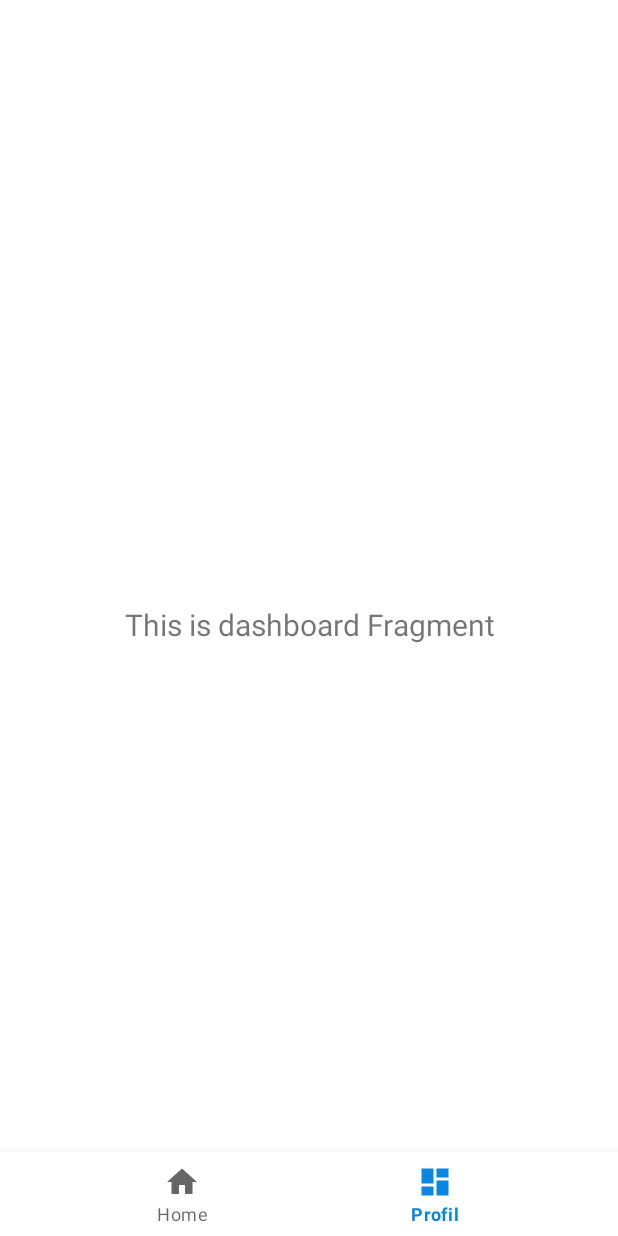
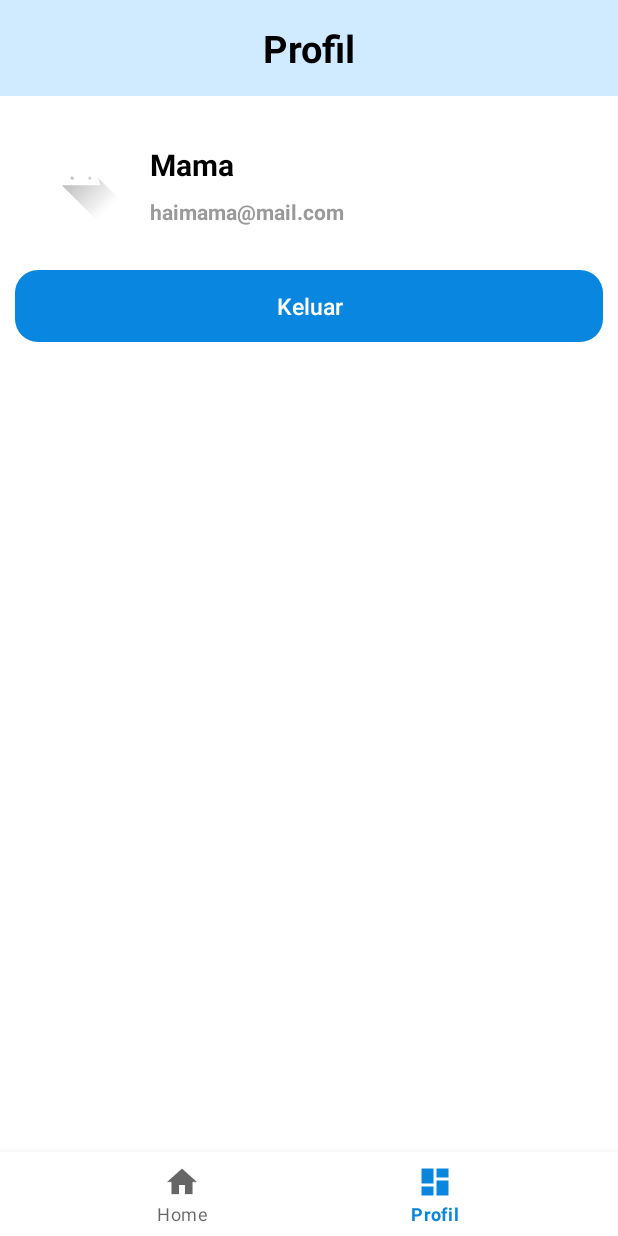
Before and after one commit to MamiSiaga/App, an Android app: the ProfilFragment screen opened through its navigation route, on a phone screen of 412 x 824 dp. Run offline under Robolectric (Android 15) with nearby library versions, the phone set to English and light mode, and no system bars; our stand-ins replace navigation-ui.

Commit message:
add ui profil

```diff
--- a/app/src/main/java/com/mamisiaga/ui/profil/ProfilFragment.kt
+++ b/app/src/main/java/com/mamisiaga/ui/profil/ProfilFragment.kt
@@ -4,7 +4,6 @@ import android.os.Bundle
 import android.view.LayoutInflater
 import android.view.View
 import android.view.ViewGroup
-import android.widget.TextView
 import androidx.fragment.app.Fragment
 import androidx.lifecycle.ViewModelProvider
 import com.mamisiaga.databinding.FragmentProfilBinding
@@ -22,17 +21,16 @@ class ProfilFragment : Fragment() {
         container: ViewGroup?,
         savedInstanceState: Bundle?
     ): View {
-        val dashboardViewModel =
-            ViewModelProvider(this)[ProfilViewModel::class.java]
+//        val dashboardViewModel =
+//            ViewModelProvider(this)[ProfilViewModel::class.java]
 
         _binding = FragmentProfilBinding.inflate(inflater, container, false)
-        val root: View = binding.root
 
-        val textView: TextView = binding.textProfil
-        dashboardViewModel.text.observe(viewLifecycleOwner) {
-            textView.text = it
-        }
-        return root
+//        val textView: TextView = binding.textProfil
+//        dashboardViewModel.text.observe(viewLifecycleOwner) {
+//            textView.text = it
+//        }
+        return binding.root
     }
 
     override fun onDestroyView() {
--- a/app/src/main/res/layout/fragment_profil.xml
+++ b/app/src/main/res/layout/fragment_profil.xml
@@ -6,17 +6,67 @@
     android:layout_height="match_parent"
     tools:context=".ui.profil.ProfilFragment">
 
+    <androidx.constraintlayout.widget.ConstraintLayout
+        android:id="@+id/appBar"
+        style="@style/AppBar"
+        app:layout_constraintTop_toTopOf="parent"
+        app:layout_constraintStart_toStartOf="parent"
+        app:layout_constraintEnd_toEndOf="parent">
+
+        <TextView
+            android:layout_width="wrap_content"
+            android:layout_height="wrap_content"
+            android:text="@string/title_profil"
+            style="@style/SmallHeader"
+            app:layout_constraintStart_toStartOf="@id/appBar"
+            app:layout_constraintEnd_toEndOf="@id/appBar"
+            app:layout_constraintTop_toTopOf="@id/appBar"
+            app:layout_constraintBottom_toBottomOf="@id/appBar"/>
+
+    </androidx.constraintlayout.widget.ConstraintLayout>
+
+    <ImageView
+        android:id="@+id/userAvatar"
+        android:layout_width="60dp"
+        android:layout_height="60dp"
+        android:layout_marginStart="24dp"
+        android:layout_marginTop="24dp"
+        android:src="@drawable/ic_launcher_foreground"
+        app:layout_constraintStart_toStartOf="parent"
+        app:layout_constraintTop_toBottomOf="@id/appBar"
+        android:contentDescription="@string/user_profile" />
+
     <TextView
-        android:id="@+id/text_profil"
+        android:id="@+id/textViewName"
+        android:layout_width="wrap_content"
+        android:layout_height="wrap_content"
+        style="@style/BigHeader"
+        android:layout_marginStart="16dp"
+        android:layout_marginTop="8dp"
+        android:text="@string/user_name"
+        app:layout_constraintStart_toEndOf="@+id/userAvatar"
+        app:layout_constraintTop_toTopOf="@id/userAvatar" />
+
+    <TextView
+        android:layout_width="wrap_content"
+        android:layout_height="wrap_content"
+        style="@style/BoldDescription"
+        android:layout_marginStart="16dp"
+        android:layout_marginTop="8dp"
+        app:layout_constraintTop_toBottomOf="@id/textViewName"
+        app:layout_constraintStart_toEndOf="@id/userAvatar"
+        android:text="@string/user_email"/>
+
+    <androidx.appcompat.widget.AppCompatButton
+        android:id="@+id/ButtonKeluar"
+        style="@style/ButtonBlueStyle"
         android:layout_width="match_parent"
         android:layout_height="wrap_content"
-        android:layout_marginStart="8dp"
-        android:layout_marginTop="8dp"
-        android:layout_marginEnd="8dp"
-        android:textAlignment="center"
-        android:textSize="20sp"
-        app:layout_constraintBottom_toBottomOf="parent"
+        android:layout_marginTop="32dp"
+        android:textAllCaps="false"
         app:layout_constraintEnd_toEndOf="parent"
         app:layout_constraintStart_toStartOf="parent"
-        app:layout_constraintTop_toTopOf="parent" />
+        app:layout_constraintTop_toBottomOf="@id/userAvatar"
+        android:text="@string/keluar" />
+
 </androidx.constraintlayout.widget.ConstraintLayout>
--- a/app/src/main/res/values/strings.xml
+++ b/app/src/main/res/values/strings.xml
@@ -23,4 +23,8 @@
     <string name="informasi_anak">Informasi Anak</string>
     <string name="konten">Konten</string>
     <string name="panduan_penggunaan">Panduan</string>
+    <string name="user_email">haimama@mail.com</string>
+    <string name="keluar">Keluar</string>
+    <string name="user_name">Mama</string>
+    <string name="user_profile">User Profile</string>
 </resources>
--- a/app/src/main/res/values/themes.xml
+++ b/app/src/main/res/values/themes.xml
@@ -24,6 +24,12 @@
 
     <style name="ViewTitle3">
         <item name="android:background">@drawable/background_title_3</item>
+    </style>
+
+    <style name="AppBar">
+        <item name="android:layout_width">match_parent</item>
+        <item name="android:layout_height">64dp</item>
+        <item name="android:background">@color/blue_50</item>
     </style>
 
     <style name="BigHeader">
```
